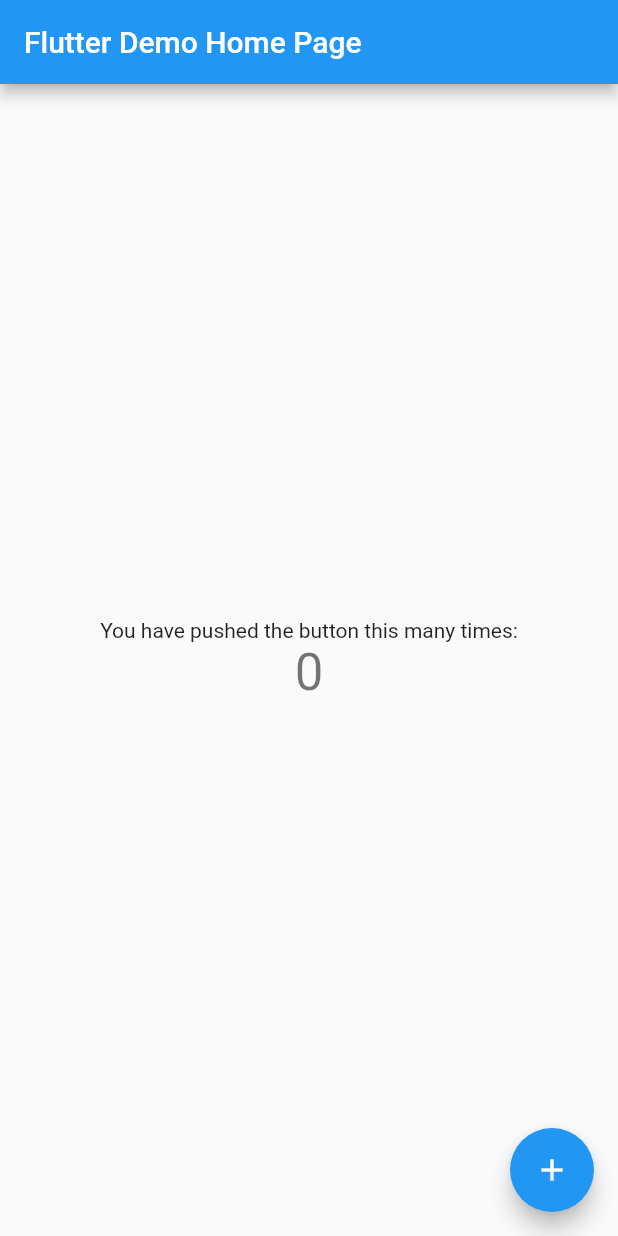
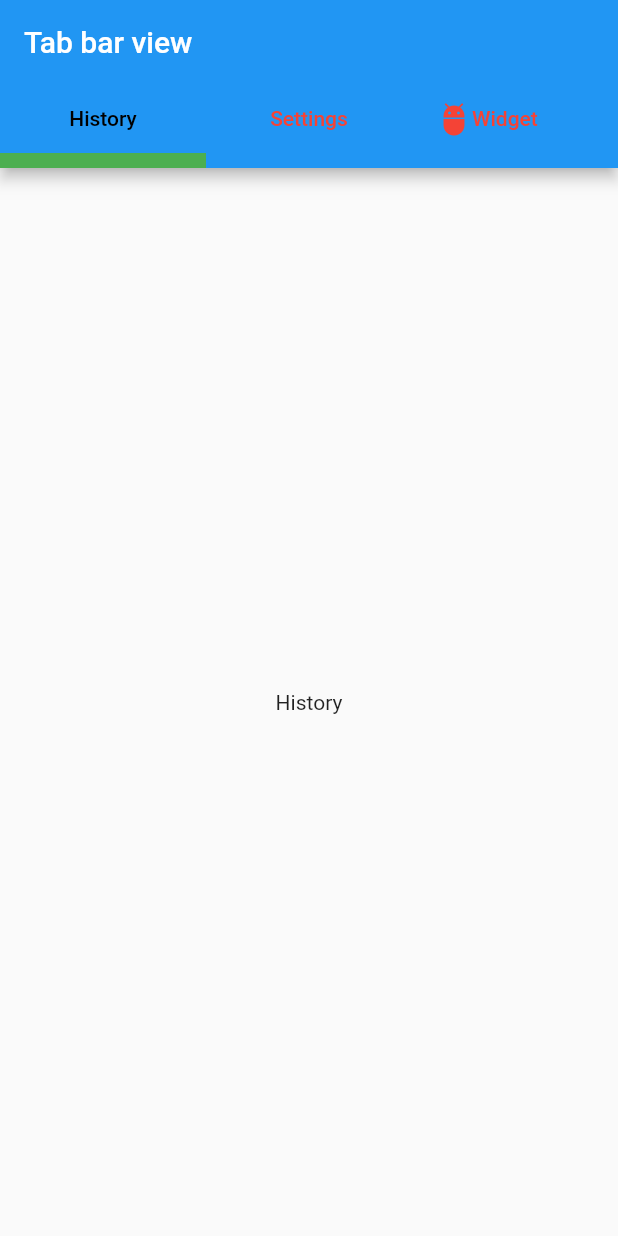
Before and after one commit to RafatMeraz/ostad_flutter_batch_two, a Flutter app: the screen it shows after launch, on a phone screen of 412 x 824 dp. Run offline on Flutter 3.47's test engine with Material 2 defaults, Android fonts, the phone set to English and light mode, and no system bars.

Commit message:
aspect ratios, tabbar view, scrollview

```diff
--- a/lib/main.dart
+++ b/lib/main.dart
@@ -13,103 +13,159 @@ class MyApp extends StatelessWidget {
     return MaterialApp(
       title: 'Flutter Demo',
       theme: ThemeData(
-        // This is the theme of your application.
-        //
-        // Try running your application with "flutter run". You'll see the
-        // application has a blue toolbar. Then, without quitting the app, try
-        // changing the primarySwatch below to Colors.green and then invoke
-        // "hot reload" (press "r" in the console where you ran "flutter run",
-        // or simply save your changes to "hot reload" in a Flutter IDE).
-        // Notice that the counter didn't reset back to zero; the application
-        // is not restarted.
         primarySwatch: Colors.blue,
       ),
-      home: const MyHomePage(title: 'Flutter Demo Home Page'),
+      home: Home(),
     );
   }
 }
 
-class MyHomePage extends StatefulWidget {
-  const MyHomePage({super.key, required this.title});
+// class Home extends StatelessWidget {
+//   const Home({Key? key}) : super(key: key);
+//
+//   @override
+//   Widget build(BuildContext context) {
+//     return Scaffold(
+//       appBar: AppBar(
+//         title: Text('Responsive design'),
+//       ),
+//       // body: Scrollbar(
+//       //   child: SingleChildScrollView(
+//       //     child: Column(
+//       //       children: [
+//       //         Text('Text'),
+//       //         SingleChildScrollView(
+//       //           scrollDirection: Axis.horizontal,
+//       //           child: Row(
+//       //             children: [
+//       //               Text('Row data kjskjfkjgkfjg'),
+//       //               Text('Row data kjskjfkjgkfjg'),
+//       //               Text('Row data kjskjfkjgkfjg'),
+//       //               Text('Row data kjskjfkjgkfjg'),
+//       //               Text('Row data kjskjfkjgkfjg'),
+//       //               Text('Row data kjskjfkjgkfjg'),
+//       //               Text('Row data kjskjfkjgkfjg'),
+//       //               Text('Row data kjskjfkjgkfjg'),
+//       //             ],
+//       //           ),
+//       //         ),
+//       //         Text('Text'),
+//       //         Text('Text'),
+//       //         Text('Text'),
+//       //         Text('Text'),
+//       //         Text('Text'),
+//       //         Text('Text'),
+//       //         Text('Text'),
+//       //         Text('Text'),
+//       //         Text('Text'),
+//       //         Text('Text'),
+//       //         Divider(),
+//       //         Text('Text'),
+//       //         Text('Text'),
+//       //         SizedBox(height: 50,),
+//       //         SizedBox(height: 50,),
+//       //         Text('Text'),
+//       //         Text('Text'),
+//       //         Text('Text'),
+//       //         SizedBox(height: 150,),
+//       //
+//       //         Text('Text'),
+//       //         Text('Text'),
+//       //         Text('Text'),
+//       //         Text('Text'),
+//       //         Text('Text'),
+//       //         SizedBox(height: 100,),
+//       //
+//       //         Text('Text'),
+//       //         Text('Text'),
+//       //         Text('Text'),
+//       //         Text('Text'),
+//       //         Text('Text'),
+//       //         SizedBox(height: 50,),
+//       //         Text('Text'),
+//       //         Text('Text'),
+//       //       ],
+//       //     ),
+//       //   ),
+//       // ),
+//       body: Container(
+//         height: 300,
+//         width: 500,
+//         color: Colors.blueGrey,
+//         alignment: Alignment.center,
+//         child: AspectRatio(
+//           aspectRatio: 2/1,
+//           child: Container(
+//             color: Colors.pink,
+//             alignment: Alignment.topLeft,
+//             child: Text('dfff'),
+//           ),
+//         ),
+//       ),
+//     );
+//   }
+// }
 
-  // This widget is the home page of your application. It is stateful, meaning
-  // that it has a State object (defined below) that contains fields that affect
-  // how it looks.
-
-  // This class is the configuration for the state. It holds the values (in this
-  // case the title) provided by the parent (in this case the App widget) and
-  // used by the build method of the State. Fields in a Widget subclass are
-  // always marked "final".
-
-  final String title;
-
-  @override
-  State<MyHomePage> createState() => _MyHomePageState();
-}
-
-class _MyHomePageState extends State<MyHomePage> {
-  int _counter = 0;
-
-  void _incrementCounter() {
-    setState(() {
-      // This call to setState tells the Flutter framework that something has
-      // changed in this State, which causes it to rerun the build method below
-      // so that the display can reflect the updated values. If we changed
-      // _counter without calling setState(), then the build method would not be
-      // called again, and so nothing would appear to happen.
-      _counter++;
-    });
-  }
+class Home extends StatelessWidget {
+  const Home({Key? key}) : super(key: key);
 
   @override
   Widget build(BuildContext context) {
-    // This method is rerun every time setState is called, for instance as done
-    // by the _incrementCounter method above.
-    //
-    // The Flutter framework has been optimized to make rerunning build methods
-    // fast, so that you can just rebuild anything that needs updating rather
-    // than having to individually change instances of widgets.
-    return Scaffold(
-      appBar: AppBar(
-        // Here we take the value from the MyHomePage object that was created by
-        // the App.build method, and use it to set our appbar title.
-        title: Text(widget.title),
-      ),
-      body: Center(
-        // Center is a layout widget. It takes a single child and positions it
-        // in the middle of the parent.
-        child: Column(
-          // Column is also a layout widget. It takes a list of children and
-          // arranges them vertically. By default, it sizes itself to fit its
-          // children horizontally, and tries to be as tall as its parent.
-          //
-          // Invoke "debug painting" (press "p" in the console, choose the
-          // "Toggle Debug Paint" action from the Flutter Inspector in Android
-          // Studio, or the "Toggle Debug Paint" command in Visual Studio Code)
-          // to see the wireframe for each widget.
-          //
-          // Column has various properties to control how it sizes itself and
-          // how it positions its children. Here we use mainAxisAlignment to
-          // center the children vertically; the main axis here is the vertical
-          // axis because Columns are vertical (the cross axis would be
-          // horizontal).
-          mainAxisAlignment: MainAxisAlignment.center,
-          children: <Widget>[
-            const Text(
-              'You have pushed the button this many times:',
+    return DefaultTabController(
+      length: 3,
+      child: Scaffold(
+        appBar: AppBar(
+          title: Text('Tab bar view'),
+          bottom: TabBar(
+            onTap: (value) {
+              print(value);
+            },
+            tabs: [
+              Tab(
+                text: 'History',
+                // icon: Icon(Icons.access_time_outlined),
+              ),
+              Tab(
+                text: 'Settings',
+                // icon: Icon(Icons.settings),
+              ),
+              Tab(
+                // text: 'Mirroring',
+                // icon: Icon(Icons.settings),
+                child: Row(
+                  children: [Icon(Icons.adb), Text('Widget')],
+                ),
+              ),
+            ],
+            isScrollable: false,
+            labelColor: Colors.black,
+            // labelStyle: TextStyle(
+            //   fontWeight: FontWeight.bold,
+            //   color: Colors.black
+            // ),
+            indicatorColor: Colors.green,
+            indicatorWeight: 10,
+            unselectedLabelColor: Colors.red,
+            // indicator: BoxDecoration(
+            //   color: Colors.white,
+            //   borderRadius: BorderRadius.circular(2)
+            // ),
+          ),
+        ),
+        body: TabBarView(
+          children: [
+            Center(
+              child: Text('History'),
             ),
-            Text(
-              '$_counter',
-              style: Theme.of(context).textTheme.headline4,
+            Center(
+              child: Text('Settings'),
+            ),
+            Center(
+              child: Text('Mirroring'),
             ),
           ],
         ),
       ),
-      floatingActionButton: FloatingActionButton(
-        onPressed: _incrementCounter,
-        tooltip: 'Increment',
-        child: const Icon(Icons.add),
-      ), // This trailing comma makes auto-formatting nicer for build methods.
     );
   }
 }
```
